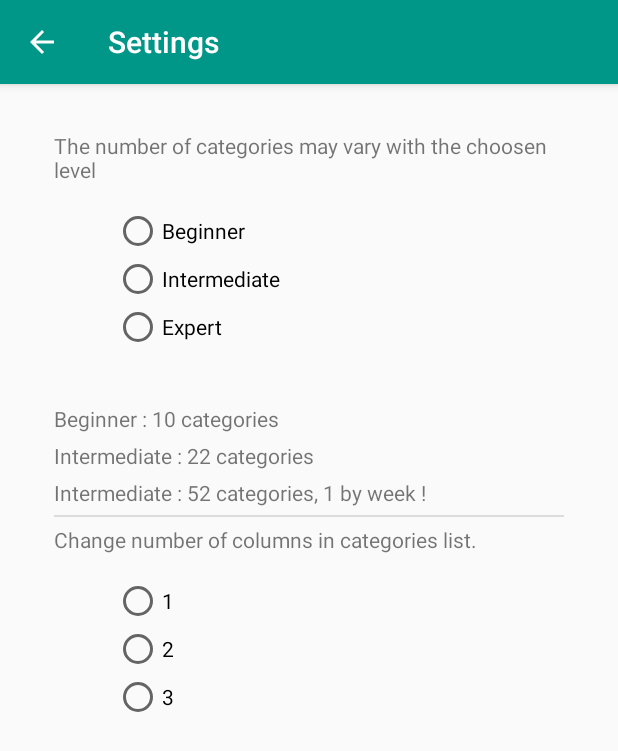
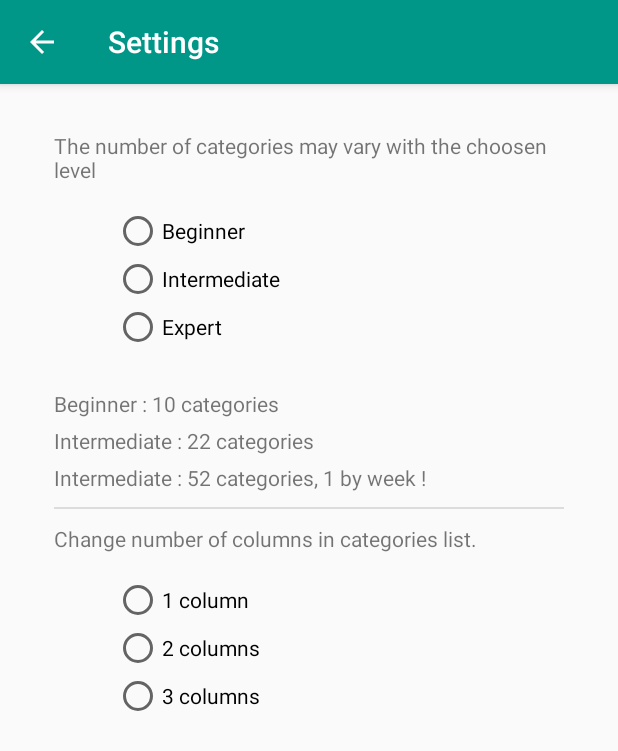
Before and after one commit to PierreFourreau/ReadingChallenge, an Android app: the SettingsActivity screen opened directly, with no data from a screen before it, on a phone screen of 412 x 824 dp. Shown: the top 751 px of the screen. Run offline under Robolectric (Android 15) with nearby library versions, the phone set to English and light mode, and no system bars; our stand-ins replace Dagger/Hilt's generated code, Timber; libraries missing offline, so code that uses them is left out: com.gc.materialdesign; 1 statement that could not run was skipped.

Commit message:
Settings and correct bugs

```diff
--- a/app/src/main/java/com/fourreau/readingchallenge/activity/SettingsActivity.java
+++ b/app/src/main/java/com/fourreau/readingchallenge/activity/SettingsActivity.java
@@ -117,13 +117,13 @@ public class SettingsActivity extends BaseActivity {
     protected void getAndSetDisplayByRadio() {
         if (radioButtonDisplay1.isChecked()) {
             ((ReadingChallengeApplication) getApplicationContext().getApplicationContext()).setDisplay(1);
-            writeSharedPreferences(getString(R.string.level), 1);
+            writeSharedPreferences(getString(R.string.display), 1);
         } else if (radioButtonDisplay2.isChecked()) {
             ((ReadingChallengeApplication) getApplicationContext().getApplicationContext()).setDisplay(2);
-            writeSharedPreferences(getString(R.string.level), 2);
+            writeSharedPreferences(getString(R.string.display), 2);
         } else if (radioButtonDisplay3.isChecked()) {
             ((ReadingChallengeApplication) getApplicationContext().getApplicationContext()).setDisplay(3);
-            writeSharedPreferences(getString(R.string.level), 3);
+            writeSharedPreferences(getString(R.string.display), 3);
         }
     }
 }
--- a/app/src/main/res/layout/activity_settings.xml
+++ b/app/src/main/res/layout/activity_settings.xml
@@ -51,7 +51,7 @@
         <TextView
             android:layout_width="wrap_content"
             android:layout_height="wrap_content"
-            android:layout_marginTop="20dp"
+            android:layout_marginTop="10dp"
             android:text="@string/dialog_level_content1" />
 
         <TextView
@@ -86,19 +86,19 @@
                 android:id="@+id/settingsDisplay1"
                 android:layout_width="wrap_content"
                 android:layout_height="wrap_content"
-                android:text="1" />
+                android:text="@string/settings_display_columns1" />
 
             <RadioButton
                 android:id="@+id/settingsDisplay2"
                 android:layout_width="wrap_content"
                 android:layout_height="wrap_content"
-                android:text="2" />
+                android:text="@string/settings_display_columns2" />
 
             <RadioButton
                 android:id="@+id/settingsDisplay3"
                 android:layout_width="wrap_content"
                 android:layout_height="wrap_content"
-                android:text="3" />
+                android:text="@string/settings_display_columns3" />
         </RadioGroup>
 
     </LinearLayout>
--- a/app/src/main/res/values/strings.xml
+++ b/app/src/main/res/values/strings.xml
@@ -110,6 +110,9 @@ Quam libero nulla netus eu porta curae, ut nulla bibendum facilisis et urna sed,
     <string name="title_activity_settings">Settings</string>
     <string name="settings_level_label">Change the level of your challenge.</string>
     <string name="settings_display_label">Change number of columns in categories list.</string>
+    <string name="settings_display_columns1">1 column</string>
+    <string name="settings_display_columns2">2 columns</string>
+    <string name="settings_display_columns3">3 columns</string>
 
     <!--Dialog level-->
     <string name="dialog_level_title">Please setup the level</string>
--- a/app/src/main/res/values/styles.xml
+++ b/app/src/main/res/values/styles.xml
@@ -14,8 +14,8 @@
     <style name="Divider">
         <item name="android:layout_width">match_parent</item>
         <item name="android:layout_height">1dp</item>
-        <item name="android:layout_marginTop">5dp</item>
-        <item name="android:layout_marginBottom">5dp</item>
+        <item name="android:layout_marginTop">10dp</item>
+        <item name="android:layout_marginBottom">10dp</item>
         <item name="android:background">?android:attr/listDivider</item>
     </style>
 </resources>
```
Also changed, not shown: app/src/main/java/com/fourreau/readingchallenge/activity/IntroActivity.java (+8 -1 lines).
